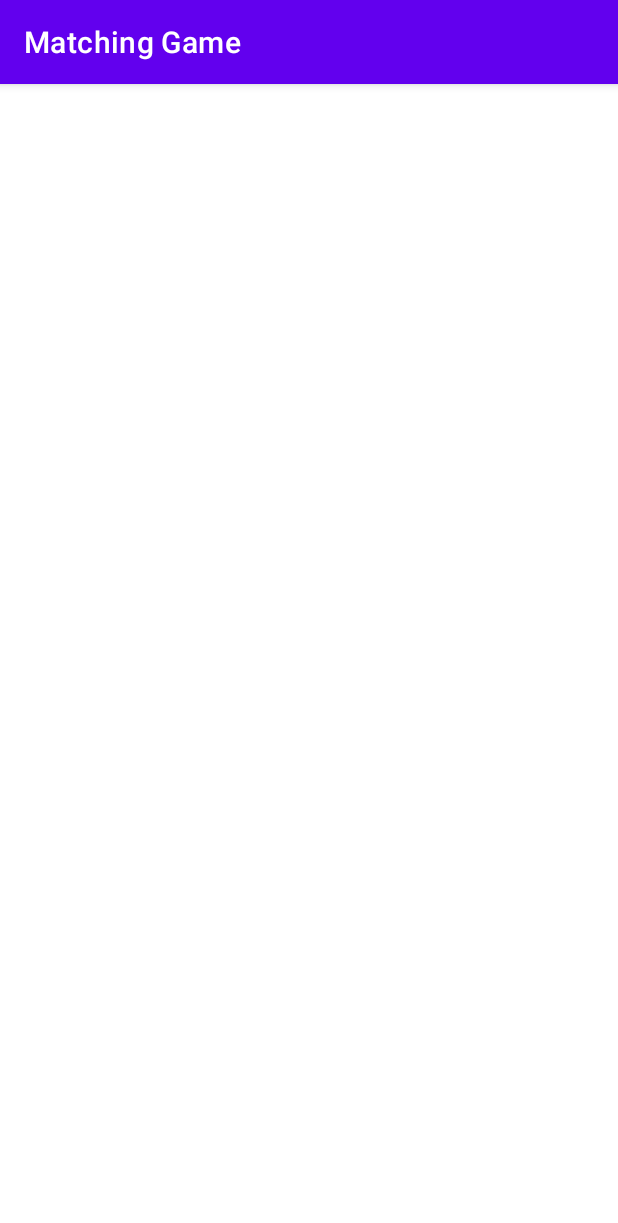
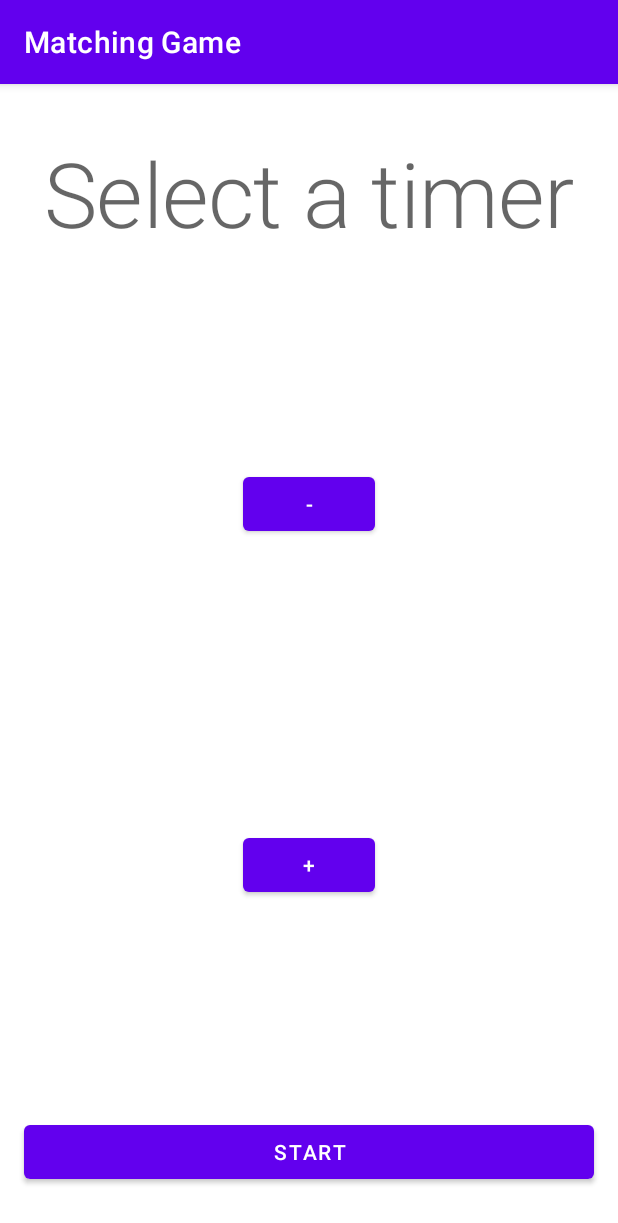
Before and after one commit to shubham08gupta/MatchingGame, an Android app: the screen it shows after launch (MainActivity), on a phone screen of 412 x 824 dp. Shown: the top 1223 px of the screen. Run offline under Robolectric (Android 15) with nearby library versions, the phone set to English and light mode, and no system bars.

Commit message:
add layout to select a timer

```diff
--- a/app/src/main/res/layout/fragment_configuration.xml
+++ b/app/src/main/res/layout/fragment_configuration.xml
@@ -1,8 +1,72 @@
 <?xml version="1.0" encoding="utf-8"?>
 <androidx.constraintlayout.widget.ConstraintLayout xmlns:android="http://schemas.android.com/apk/res/android"
+    xmlns:app="http://schemas.android.com/apk/res-auto"
     xmlns:tools="http://schemas.android.com/tools"
     android:layout_width="match_parent"
     android:layout_height="match_parent"
     tools:context=".ui.config.ConfigurationFragment">
 
+    <TextView
+        android:id="@+id/textView"
+        android:layout_width="wrap_content"
+        android:layout_height="wrap_content"
+        android:layout_marginStart="16dp"
+        android:layout_marginTop="32dp"
+        android:layout_marginEnd="16dp"
+        android:text="@string/title_select_a_timer"
+        android:textAppearance="?textAppearanceHeadline2"
+        app:layout_constraintEnd_toEndOf="parent"
+        app:layout_constraintStart_toStartOf="parent"
+        app:layout_constraintTop_toTopOf="parent" />
+
+    <Button
+        android:id="@+id/btnMinus"
+        android:layout_width="wrap_content"
+        android:layout_height="wrap_content"
+        android:text="@string/action_decrease_time"
+        app:layout_constraintBottom_toTopOf="@+id/btnTime"
+        app:layout_constraintEnd_toEndOf="parent"
+        app:layout_constraintHorizontal_bias="0.5"
+        app:layout_constraintStart_toStartOf="parent"
+        app:layout_constraintTop_toBottomOf="@+id/textView"
+        app:layout_constraintVertical_chainStyle="packed" />
+
+    <TextView
+        android:id="@+id/btnTime"
+        android:layout_width="wrap_content"
+        android:layout_height="wrap_content"
+        android:layout_marginTop="32dp"
+        android:layout_marginBottom="32dp"
+        android:textAppearance="?textAppearanceHeadline1"
+        app:layout_constraintBottom_toTopOf="@+id/btnPlus"
+        app:layout_constraintEnd_toEndOf="parent"
+        app:layout_constraintHorizontal_bias="0.5"
+        app:layout_constraintStart_toStartOf="parent"
+        app:layout_constraintTop_toBottomOf="@+id/btnMinus"
+        app:layout_constraintVertical_chainStyle="packed"
+        tools:text="12 min" />
+
+    <Button
+        android:id="@+id/btnPlus"
+        android:layout_width="wrap_content"
+        android:layout_height="wrap_content"
+        android:text="@string/action_increase_time"
+        app:layout_constraintBottom_toTopOf="@+id/btnStart"
+        app:layout_constraintEnd_toEndOf="parent"
+        app:layout_constraintHorizontal_bias="0.5"
+        app:layout_constraintStart_toStartOf="parent"
+        app:layout_constraintTop_toBottomOf="@+id/btnTime"
+        app:layout_constraintVertical_chainStyle="packed" />
+
+    <Button
+        android:id="@+id/btnStart"
+        android:layout_width="0dp"
+        android:layout_height="wrap_content"
+        android:layout_marginStart="16dp"
+        android:layout_marginEnd="16dp"
+        android:layout_marginBottom="32dp"
+        android:text="@string/action_start_game"
+        app:layout_constraintBottom_toBottomOf="parent"
+        app:layout_constraintEnd_toEndOf="parent"
+        app:layout_constraintStart_toStartOf="parent" />
 </androidx.constraintlayout.widget.ConstraintLayout>
--- a/app/src/main/res/values/strings.xml
+++ b/app/src/main/res/values/strings.xml
@@ -1,3 +1,7 @@
 <resources>
     <string name="app_name">Matching Game</string>
+    <string name="title_select_a_timer">Select a timer</string>
+    <string name="action_decrease_time">-</string>
+    <string name="action_increase_time">+</string>
+    <string name="action_start_game">Start</string>
 </resources>
```
